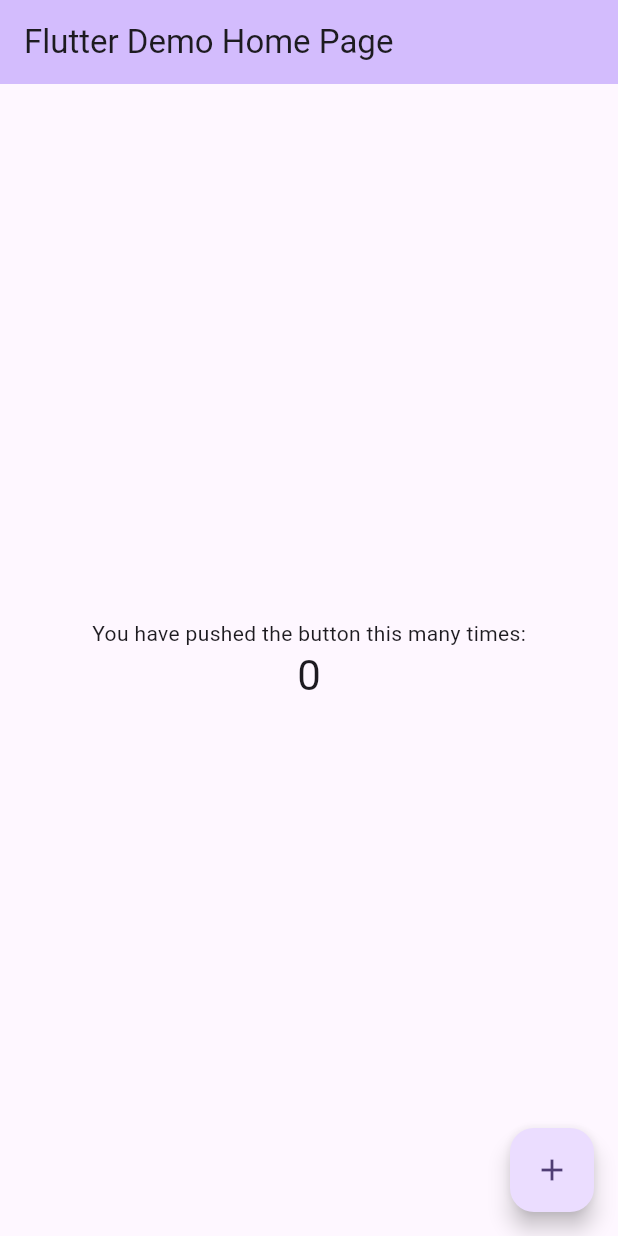
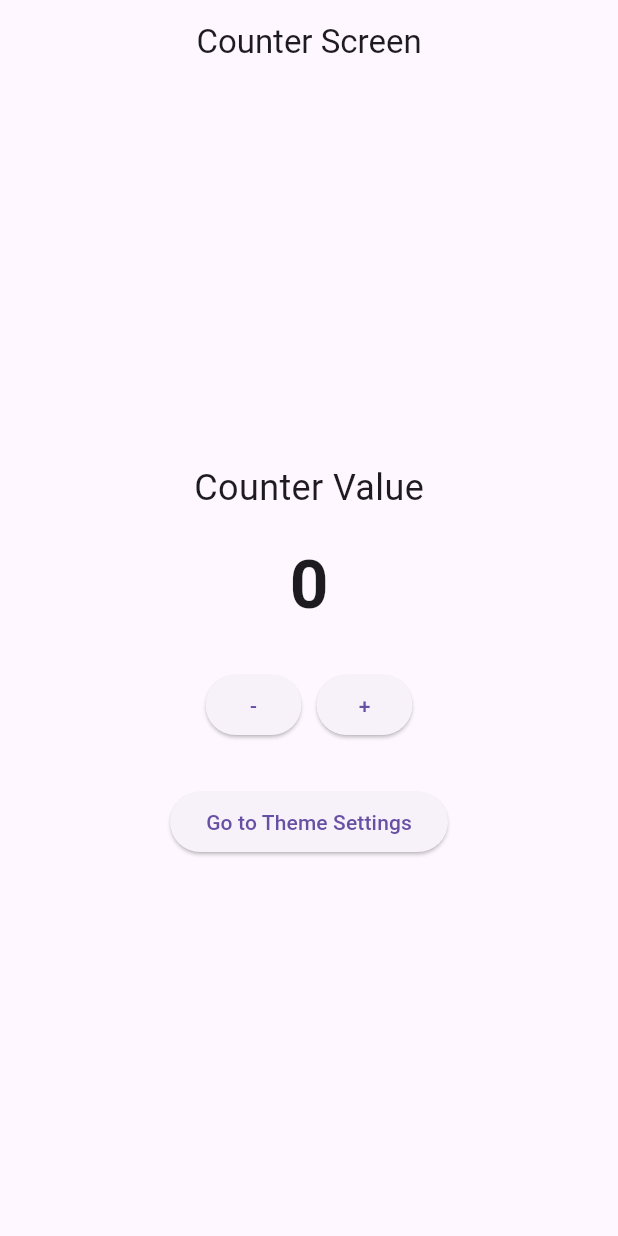
Before and after one commit to jcanizares22/canizares_advmobprogay2627, a Flutter app: the screen it shows after launch, on a phone screen of 412 x 824 dp. Run offline on Flutter 3.47's test engine with Material 3 defaults, Android fonts, the phone set to English and light mode, and no system bars.

Commit message:
“lab_act1

```diff
--- a/canizares_advmobprog/lib/main.dart
+++ b/canizares_advmobprog/lib/main.dart
@@ -1,121 +1,167 @@
 import 'package:flutter/material.dart';
+import 'package:provider/provider.dart';
 
+/// Entry point ng application.
 void main() {
-  runApp(const MyApp());
+  runApp(
+    ChangeNotifierProvider(
+      create: (context) => ThemeProvider(),
+      child: const MyApp(),
+    ),
+  );
 }
 
+/// Nagma-manage ng app theme gamit ang Provider.
+class ThemeProvider extends ChangeNotifier {
+  bool _isDarkMode = false;
+
+  /// Ibinabalik ang kasalukuyang theme mode.
+  bool get isDarkMode => _isDarkMode;
+
+  /// Pinapalitan ang theme mula light papuntang dark at vice versa.
+  void toggleTheme(bool value) {
+    _isDarkMode = value;
+    notifyListeners();
+  }
+}
+
+/// Main widget ng application.
 class MyApp extends StatelessWidget {
   const MyApp({super.key});
 
-  // This widget is the root of your application.
   @override
   Widget build(BuildContext context) {
-    return MaterialApp(
-      title: 'Flutter Demo',
-      theme: ThemeData(
-        // This is the theme of your application.
-        //
-        // TRY THIS: Try running your application with "flutter run". You'll see
-        // the application has a purple toolbar. Then, without quitting the app,
-        // try changing the seedColor in the colorScheme below to Colors.green
-        // and then invoke "hot reload" (save your changes or press the "hot
-        // reload" button in a Flutter-supported IDE, or press "r" if you used
-        // the command line to start the app).
-        //
-        // Notice that the counter didn't reset back to zero; the application
-        // state is not lost during the reload. To reset the state, use hot
-        // restart instead.
-        //
-        // This works for code too, not just values: Most code changes can be
-        // tested with just a hot reload.
-        colorScheme: .fromSeed(seedColor: Colors.deepPurple),
-      ),
-      home: const MyHomePage(title: 'Flutter Demo Home Page'),
+    return Consumer<ThemeProvider>(
+      builder: (context, themeProvider, child) {
+        return MaterialApp(
+          debugShowCheckedModeBanner: false,
+          title: 'Ephemeral vs App State',
+          theme: ThemeData.light(),
+          darkTheme: ThemeData.dark(),
+          themeMode:
+              themeProvider.isDarkMode
+                  ? ThemeMode.dark
+                  : ThemeMode.light,
+          home: const CounterScreen(),
+        );
+      },
     );
   }
 }
 
-class MyHomePage extends StatefulWidget {
-  const MyHomePage({super.key, required this.title});
-
-  // This widget is the home page of your application. It is stateful, meaning
-  // that it has a State object (defined below) that contains fields that affect
-  // how it looks.
-
-  // This class is the configuration for the state. It holds the values (in this
-  // case the title) provided by the parent (in this case the App widget) and
-  // used by the build method of the State. Fields in a Widget subclass are
-  // always marked "final".
-
-  final String title;
+/// Unang screen na nagpapakita ng Ephemeral State gamit ang setState().
+class CounterScreen extends StatefulWidget {
+  const CounterScreen({super.key});
 
   @override
-  State<MyHomePage> createState() => _MyHomePageState();
+  State<CounterScreen> createState() => _CounterScreenState();
 }
 
-class _MyHomePageState extends State<MyHomePage> {
-  int _counter = 0;
+class _CounterScreenState extends State<CounterScreen> {
+  int counter = 0;
 
-  void _incrementCounter() {
+  /// Dinadagdagan ang value ng counter.
+  void incrementCounter() {
     setState(() {
-      // This call to setState tells the Flutter framework that something has
-      // changed in this State, which causes it to rerun the build method below
-      // so that the display can reflect the updated values. If we changed
-      // _counter without calling setState(), then the build method would not be
-      // called again, and so nothing would appear to happen.
-      _counter++;
+      counter++;
+    });
+  }
+
+  /// Binabawasan ang value ng counter.
+  void decrementCounter() {
+    setState(() {
+      counter--;
     });
   }
 
   @override
   Widget build(BuildContext context) {
-    // This method is rerun every time setState is called, for instance as done
-    // by the _incrementCounter method above.
-    //
-    // The Flutter framework has been optimized to make rerunning build methods
-    // fast, so that you can just rebuild anything that needs updating rather
-    // than having to individually change instances of widgets.
     return Scaffold(
       appBar: AppBar(
-        // TRY THIS: Try changing the color here to a specific color (to
-        // Colors.amber, perhaps?) and trigger a hot reload to see the AppBar
-        // change color while the other colors stay the same.
-        backgroundColor: Theme.of(context).colorScheme.inversePrimary,
-        // Here we take the value from the MyHomePage object that was created by
-        // the App.build method, and use it to set our appbar title.
-        title: Text(widget.title),
+        title: const Text('Counter Screen'),
+        centerTitle: true,
       ),
       body: Center(
-        // Center is a layout widget. It takes a single child and positions it
-        // in the middle of the parent.
         child: Column(
-          // Column is also a layout widget. It takes a list of children and
-          // arranges them vertically. By default, it sizes itself to fit its
-          // children horizontally, and tries to be as tall as its parent.
-          //
-          // Column has various properties to control how it sizes itself and
-          // how it positions its children. Here we use mainAxisAlignment to
-          // center the children vertically; the main axis here is the vertical
-          // axis because Columns are vertical (the cross axis would be
-          // horizontal).
-          //
-          // TRY THIS: Invoke "debug painting" (choose the "Toggle Debug Paint"
-          // action in the IDE, or press "p" in the console), to see the
-          // wireframe for each widget.
-          mainAxisAlignment: .center,
+          mainAxisAlignment: MainAxisAlignment.center,
           children: [
-            const Text('You have pushed the button this many times:'),
+            const Text(
+              'Counter Value',
+              style: TextStyle(
+                fontSize: 24,
+              ),
+            ),
+            const SizedBox(height: 15),
+
             Text(
-              '$_counter',
-              style: Theme.of(context).textTheme.headlineMedium,
+              '$counter',
+              style: const TextStyle(
+                fontSize: 45,
+                fontWeight: FontWeight.bold,
+              ),
+            ),
+
+            const SizedBox(height: 25),
+
+            Row(
+              mainAxisAlignment: MainAxisAlignment.center,
+              children: [
+                ElevatedButton(
+                  onPressed: decrementCounter,
+                  child: const Text('-'),
+                ),
+                const SizedBox(width: 10),
+                ElevatedButton(
+                  onPressed: incrementCounter,
+                  child: const Text('+'),
+                ),
+              ],
+            ),
+
+            const SizedBox(height: 30),
+
+            ElevatedButton(
+              onPressed: () {
+                Navigator.push(
+                  context,
+                  MaterialPageRoute(
+                    builder: (context) => const ThemeScreen(),
+                  ),
+                );
+              },
+              child: const Text('Go to Theme Settings'),
             ),
           ],
         ),
       ),
-      floatingActionButton: FloatingActionButton(
-        onPressed: _incrementCounter,
-        tooltip: 'Increment',
-        child: const Icon(Icons.add),
+    );
+  }
+}
+
+/// Pangalawang screen na nagpapakita ng App State gamit ang Provider.
+class ThemeScreen extends StatelessWidget {
+  const ThemeScreen({super.key});
+
+  @override
+  Widget build(BuildContext context) {
+    final themeProvider = Provider.of<ThemeProvider>(context);
+
+    return Scaffold(
+      appBar: AppBar(
+        title: const Text('Theme Settings'),
+        centerTitle: true,
+      ),
+      body: Center(
+        child: SwitchListTile(
+          title: const Text('Dark Mode'),
+          subtitle: const Text(
+            'Toggle the application theme',
+          ),
+          value: themeProvider.isDarkMode,
+          onChanged: (value) {
+            themeProvider.toggleTheme(value);
+          },
+        ),
       ),
     );
   }
--- a/canizares_advmobprog/pubspec.yaml
+++ b/canizares_advmobprog/pubspec.yaml
@@ -30,7 +30,7 @@ environment:
 dependencies:
   flutter:
     sdk: flutter
-
+  provider: ^6.1.2
   # The following adds the Cupertino Icons font to your application.
   # Use with the CupertinoIcons class for iOS style icons.
   cupertino_icons: ^1.0.8
```
Also changed, not shown: canizares_advmobprog/pubspec.lock, 1 other file.
